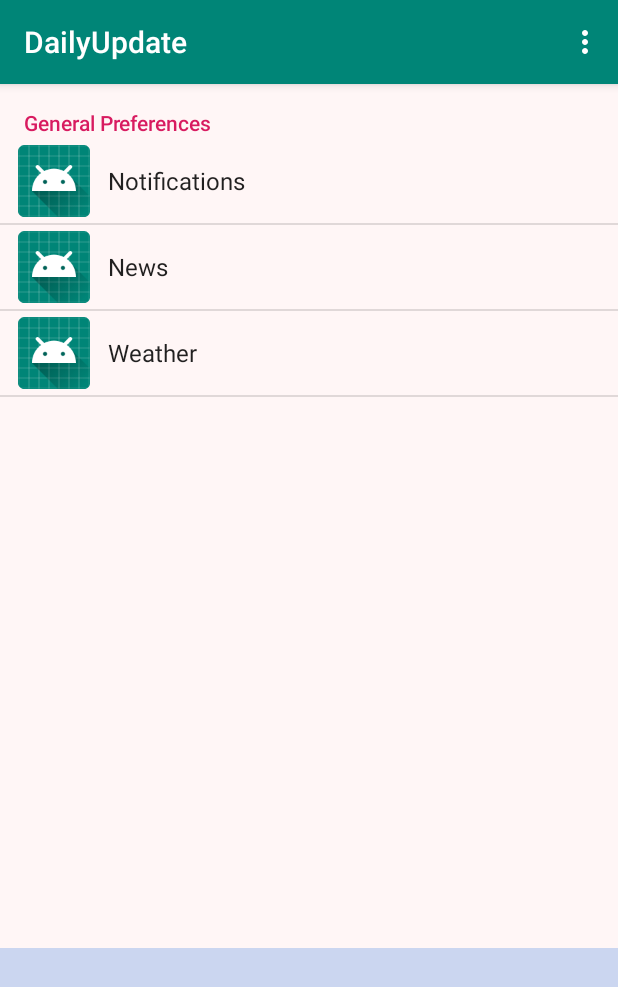
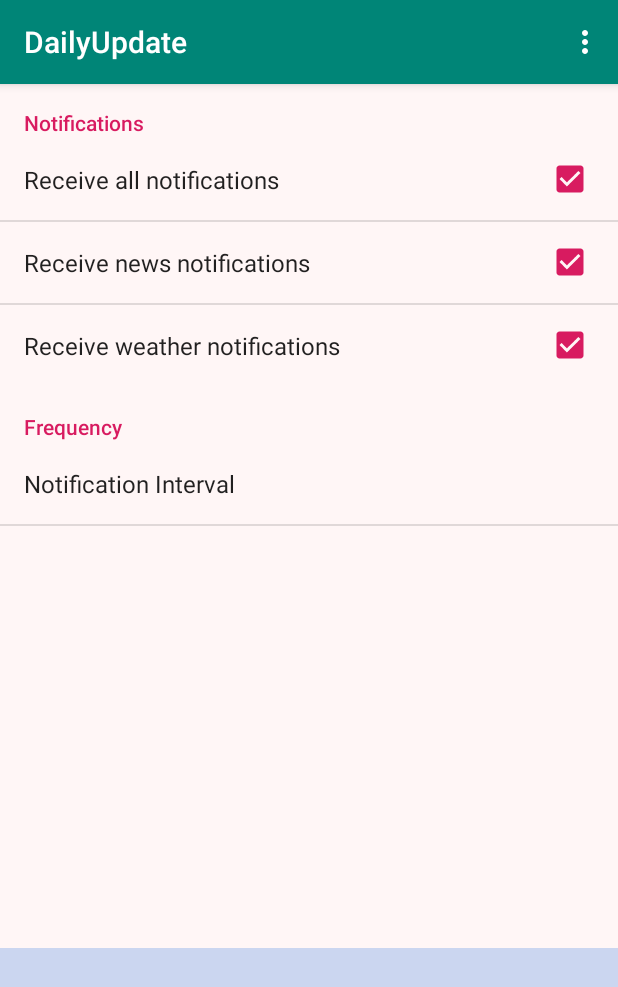
Before and after one commit to Immanuelbh/DailyUpdate, an Android app: the fragment SettingsFragment placed in its activity, on a phone screen of 412 x 824 dp. Shown: the top 987 px of the screen. Run offline under Robolectric (Android 15) with nearby library versions, the phone set to English and light mode, and no system bars.

```diff
--- a/app/src/main/java/com/ijbh/dailyupdate/ui/MainActivity.java
+++ b/app/src/main/java/com/ijbh/dailyupdate/ui/MainActivity.java
@@ -32,7 +32,9 @@ public class MainActivity extends AppCompatActivity implements NewsFragment.OnNe
 
     private static final int SETTINGS_REQUEST = 99;
     private static final int DEFAULT_INTERVAL = 60;
-    private static final boolean DEFAULT_SEND = true;
+    private static final boolean DEFAULT_SEND_ALL = true;
+    private static final boolean DEFAULT_SEND_NEWS = true;
+    private static final boolean DEFAULT_SEND_WEATHER = true;
     final String NEWS_FRAGMENT_TAG = "news_fragment";
     final String WEATHER_FRAGMENT_TAG = "weather_fragment";
     final String CHANNEL_NEWS_ID = "news_channel";
@@ -45,6 +47,7 @@ public class MainActivity extends AppCompatActivity implements NewsFragment.OnNe
 
     NotificationManager manager;
     AlarmManager alarmManager;
+    SharedPreferences sp;
 
     @Override
     protected void onCreate(Bundle savedInstanceState) {
@@ -55,23 +58,32 @@ public class MainActivity extends AppCompatActivity implements NewsFragment.OnNe
 
         createNotificationChannels();
         int interval = DEFAULT_INTERVAL;
-        boolean sendNotification = DEFAULT_SEND;
+        boolean sendAllNotifications = DEFAULT_SEND_ALL;
+        boolean sendNewsNotifications = DEFAULT_SEND_NEWS;
+        boolean sendWeatherNotification = DEFAULT_SEND_WEATHER;
         try{
-            SharedPreferences sp = PreferenceManager.getDefaultSharedPreferences(this);
+            sp = PreferenceManager.getDefaultSharedPreferences(this);
+
             interval = Integer.parseInt(sp.getString("preferences_notification_interval", String.valueOf(DEFAULT_INTERVAL)));
             Toast.makeText(this, "interval: " + interval, Toast.LENGTH_SHORT).show();
-            sendNotification = sp.getBoolean("preference_notifications", DEFAULT_SEND);
+            sendAllNotifications = sp.getBoolean("preference_all_notifications", DEFAULT_SEND_ALL);
+            sendNewsNotifications = sp.getBoolean("preference_news_notifications", DEFAULT_SEND_NEWS);
+            sendWeatherNotification = sp.getBoolean("preference_weather_notifications", DEFAULT_SEND_WEATHER);
+
 
         }catch (NullPointerException npe){
             Toast.makeText(this, "no sp - interval: " + interval, Toast.LENGTH_SHORT).show();
 
         }
         finally {
-            Log.d("NOTIFICATIONS", "notif: "+ sendNotification);
+            Log.d("NOTIFICATIONS", "all notif: "+ sendAllNotifications);
 
-            if(sendNotification)
-                startNotifications(interval);
-            else{}
+            if(sendAllNotifications)
+                startNotifications(interval, "all");
+            else if(sendNewsNotifications)
+                startNotifications(interval, "news");
+            else if(sendWeatherNotification)
+                startNotifications(interval, "weather");
                 //cancelNotifications();
         }
 
@@ -115,22 +127,27 @@ public class MainActivity extends AppCompatActivity implements NewsFragment.OnNe
         super.onActivityResult(requestCode, resultCode, data);
         if(requestCode == SETTINGS_REQUEST){
 
-            SharedPreferences sp = PreferenceManager.getDefaultSharedPreferences(this);
+            sp = PreferenceManager.getDefaultSharedPreferences(this);
 
             int interval = Integer.parseInt(sp.getString("preferences_notification_interval", String.valueOf(DEFAULT_INTERVAL)));
             Toast.makeText(this, "interval updated: " + interval, Toast.LENGTH_SHORT).show();
 
-            boolean sendNotification = sp.getBoolean("preference_notifications", DEFAULT_SEND);
-            Log.d("NOTIFICATIONS", "notif updated: "+ sendNotification);
+            boolean sendAllNotifications = sp.getBoolean("preference_all_notifications", DEFAULT_SEND_ALL);
+            boolean sendNewsNotifications = sp.getBoolean("preference_news_notifications", DEFAULT_SEND_NEWS);
+            boolean sendWeatherNotification = sp.getBoolean("preference_weather_notifications", DEFAULT_SEND_WEATHER);
 
-            if(sendNotification)
-                startNotifications(interval);
+            if(sendAllNotifications)
+                startNotifications(interval, "all");
+            else if(sendNewsNotifications)
+                startNotifications(interval, "news");
+            else if(sendWeatherNotification)
+                startNotifications(interval, "weather");
             else
                 cancelNotifications();
         }
     }
 
-    private void startNotifications(int interval) {
+    private void startNotifications(int interval, String type) {
 
         //alarm manager
 
@@ -138,7 +155,9 @@ public class MainActivity extends AppCompatActivity implements NewsFragment.OnNe
         Calendar calendar = Calendar.getInstance();
         calendar.add(Calendar.SECOND, interval);
 
+        //sp.edit().putString("type", type).commit();
         Intent intent = new Intent(MainActivity.this, UpdateReceiver.class);
+        intent.putExtra("type", type);
         PendingIntent broadcast = PendingIntent.getBroadcast(MainActivity.this, 100, intent, PendingIntent.FLAG_CANCEL_CURRENT);
 
         alarmManager.setExact(AlarmManager.RTC_WAKEUP, calendar.getTimeInMillis(), broadcast);
--- a/app/src/main/java/com/ijbh/dailyupdate/ui/SettingsFragment.java
+++ b/app/src/main/java/com/ijbh/dailyupdate/ui/SettingsFragment.java
@@ -1,16 +1,70 @@
 package com.ijbh.dailyupdate.ui;
 
 import android.os.Bundle;
+import android.preference.CheckBoxPreference;
+import android.preference.Preference;
 import android.preference.PreferenceFragment;
+import android.util.Log;
+import android.view.View;
+import android.widget.CheckBox;
+import android.widget.Toast;
 
 import androidx.annotation.Nullable;
 
 import com.ijbh.dailyupdate.R;
 
 public class SettingsFragment extends PreferenceFragment {
+    private CheckBoxPreference allCheck;
+    private CheckBoxPreference newsCheck;
+    private CheckBoxPreference weatherCheck;
+
     @Override
     public void onCreate(@Nullable Bundle savedInstanceState) {
         super.onCreate(savedInstanceState);
         addPreferencesFromResource(R.xml.preferences);
+
+        allCheck = (CheckBoxPreference) findPreference("preference_all_notifications");
+        newsCheck = (CheckBoxPreference) findPreference("preference_news_notifications");
+        weatherCheck = (CheckBoxPreference) findPreference("preference_weather_notifications");
+
+        allCheck.setOnPreferenceChangeListener(new Preference.OnPreferenceChangeListener() {
+            @Override
+            public boolean onPreferenceChange(Preference preference, Object newValue) {
+                final boolean value = (boolean) newValue;
+                newsCheck.setChecked(value);
+                weatherCheck.setChecked(value);
+
+                return true;
+            }
+        });
+
+        newsCheck.setOnPreferenceChangeListener(new Preference.OnPreferenceChangeListener() {
+            @Override
+            public boolean onPreferenceChange(Preference preference, Object newValue) {
+                final boolean value = (boolean) newValue;
+                Log.d("Checkbox", "all: " + allCheck.isChecked() + " news: " + newsCheck.isChecked() + " weather: " + weatherCheck.isChecked());
+
+                if(value == true && weatherCheck.isChecked())
+                    allCheck.setChecked(value);
+                else if (value == false && !weatherCheck.isChecked())
+                    allCheck.setChecked(value);
+                return true;
+            }
+        });
+        weatherCheck.setOnPreferenceChangeListener(new Preference.OnPreferenceChangeListener() {
+            @Override
+            public boolean onPreferenceChange(Preference preference, Object newValue) {
+                final boolean value = (boolean) newValue;
+                Log.d("Checkbox", "all: " + allCheck.isChecked() + " news: " + newsCheck.isChecked() + " weather: " + weatherCheck.isChecked());
+
+                if(value == true && newsCheck.isChecked())
+                    allCheck.setChecked(value);
+                else if (value == false && !newsCheck.isChecked())
+                    allCheck.setChecked(value);
+                return true;
+            }
+        });
     }
+
+
 }
--- a/app/src/main/res/menu/main_menu.xml
+++ b/app/src/main/res/menu/main_menu.xml
@@ -2,5 +2,5 @@
 <menu xmlns:android="http://schemas.android.com/apk/res/android">
 
     <item android:id="@+id/general_settings"
-        android:title="General Settings"/>
+        android:title="Notifications"/>
 </menu>
--- a/app/src/main/res/xml/preferences.xml
+++ b/app/src/main/res/xml/preferences.xml
@@ -2,18 +2,32 @@
 <PreferenceScreen xmlns:android="http://schemas.android.com/apk/res/android">
 
     <PreferenceCategory
-        android:title="General Preferences"
-        >
-        <PreferenceScreen
         android:title="Notifications"
-            android:icon="@mipmap/ic_launcher"
         >
         <CheckBoxPreference
-                android:key="preference_notifications"
-                android:title="Receive notifications"
+            android:key="preference_all_notifications"
+            android:title="Receive all notifications"
             android:defaultValue="true"
+            android:onClick="allNotif"
+            />
+        <CheckBoxPreference
+            android:key="preference_news_notifications"
+            android:title="Receive news notifications"
+            android:defaultValue="true"
+            android:onClick="newsNotif"
+            />
+        <CheckBoxPreference
+            android:key="preference_weather_notifications"
+            android:title="Receive weather notifications"
+            android:defaultValue="true"
+            android:onClick="weatherNotif"
             />
 
+
+    </PreferenceCategory>
+    <PreferenceCategory
+        android:title="Frequency"
+        >
         <ListPreference
             android:key="preferences_notification_interval"
             android:title="Notification Interval"
@@ -21,23 +35,6 @@
             android:entries="@array/interval_list_txt"
             android:defaultValue="60"
             />
-        </PreferenceScreen>
-
-        <PreferenceScreen
-            android:title="News"
-            android:icon="@mipmap/ic_launcher_round"
-            >
-
-        </PreferenceScreen>
-
-        <PreferenceScreen
-            android:title="Weather"
-            android:icon="@mipmap/ic_launcher_round"
-            >
-
-        </PreferenceScreen>
-
-
 
     </PreferenceCategory>
 
```
Also changed, not shown: app/src/main/java/com/ijbh/dailyupdate/additional/SettingsActivity.java (+8 -0 lines), app/src/main/java/com/ijbh/dailyupdate/additional/UpdateReceiver.java (+79 -10 lines), app/src/main/res/layout/articles_notif_layout.xml (added, +64 -0 lines). Lines whose indentation alone changed are shown as unchanged.
